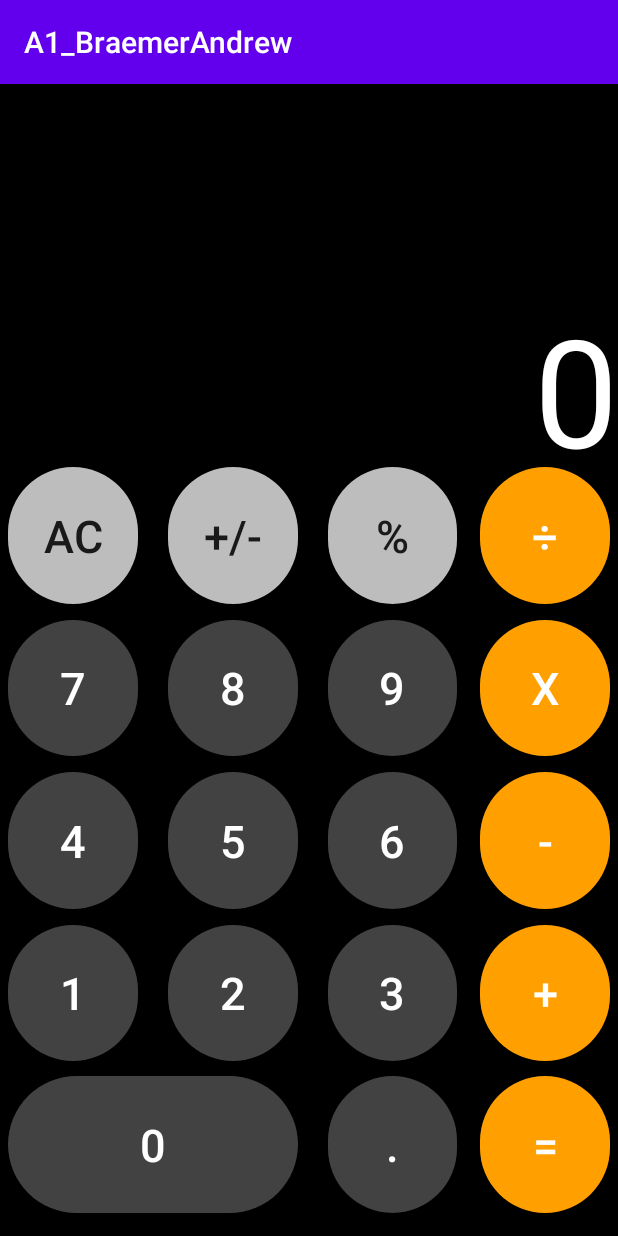
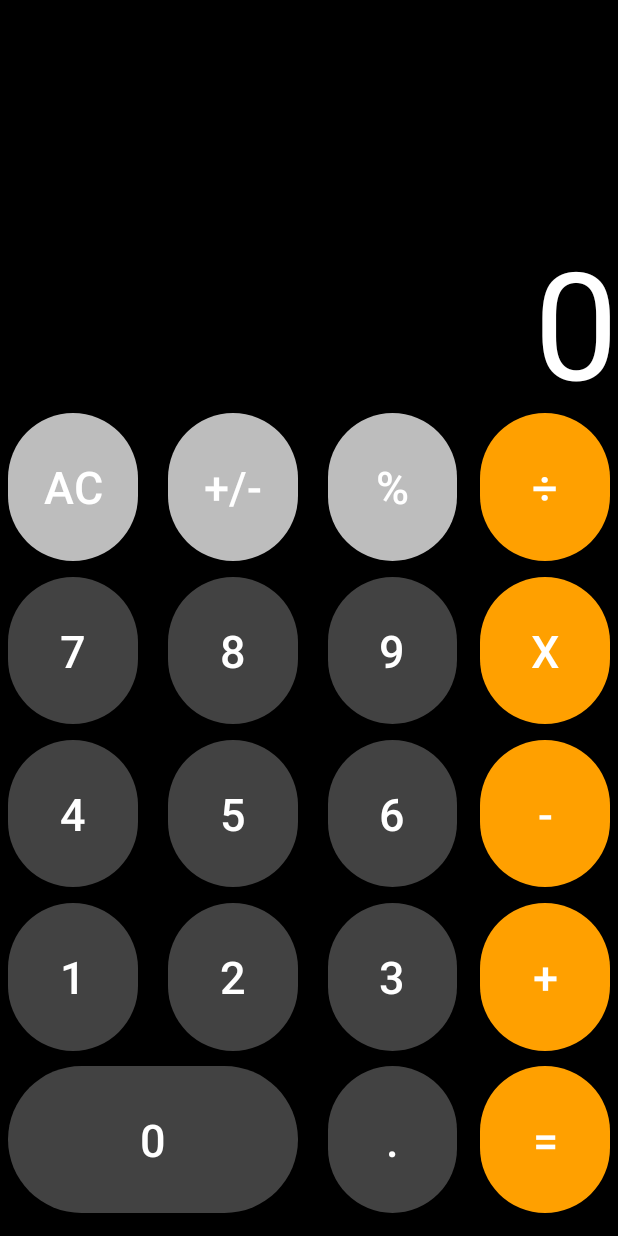
Before and after one commit to DieWaffles/AStudio, an Android app: the screen it shows after launch (MainActivity), after a tap on an icon or button, on a phone screen of 412 x 824 dp. Run offline under Robolectric (Android 15) with nearby library versions, the phone set to English and light mode, and no system bars.

Commit message:
newly coded stuff

```diff
--- a/app/src/main/AndroidManifest.xml
+++ b/app/src/main/AndroidManifest.xml
@@ -10,7 +10,7 @@
         android:label="@string/app_name"
         android:roundIcon="@mipmap/ic_launcher_round"
         android:supportsRtl="true"
-        android:theme="@style/Theme.A1_BraemerAndrew"
+        android:theme="@style/Theme.AppCompat.NoActionBar"
         tools:targetApi="31">
         <activity
             android:name=".MainActivity"
--- a/app/src/main/java/edu/usna/mobileos/a1_braemerandrew/MainActivity.kt
+++ b/app/src/main/java/edu/usna/mobileos/a1_braemerandrew/MainActivity.kt
@@ -8,12 +8,12 @@ import android.widget.TextView
 import android.widget.Button
 
 class MainActivity : AppCompatActivity(), View.OnClickListener {
+    lateinit var textView : TextView
 
-    //var textView: TextView = findViewById(R.id.viewText)
     override fun onCreate(savedInstanceState: Bundle?) {
         super.onCreate(savedInstanceState)
         setContentView(R.layout.activity_main)
-
+        textView = findViewById(R.id.viewText)
         val butZero: Button = findViewById(R.id.zeroBut)
         butZero.setOnClickListener(this)
         val butOne: Button = findViewById(R.id.oneBut)
@@ -53,9 +53,8 @@ class MainActivity : AppCompatActivity(), View.OnClickListener {
     }
 
     override fun onClick(v: View?) {
-
         when(v?.id){
-            R.id.oneBut -> print("one")
+            R.id.oneBut -> textView.setText("1")
             else -> print("no button")
         }
     }
```
